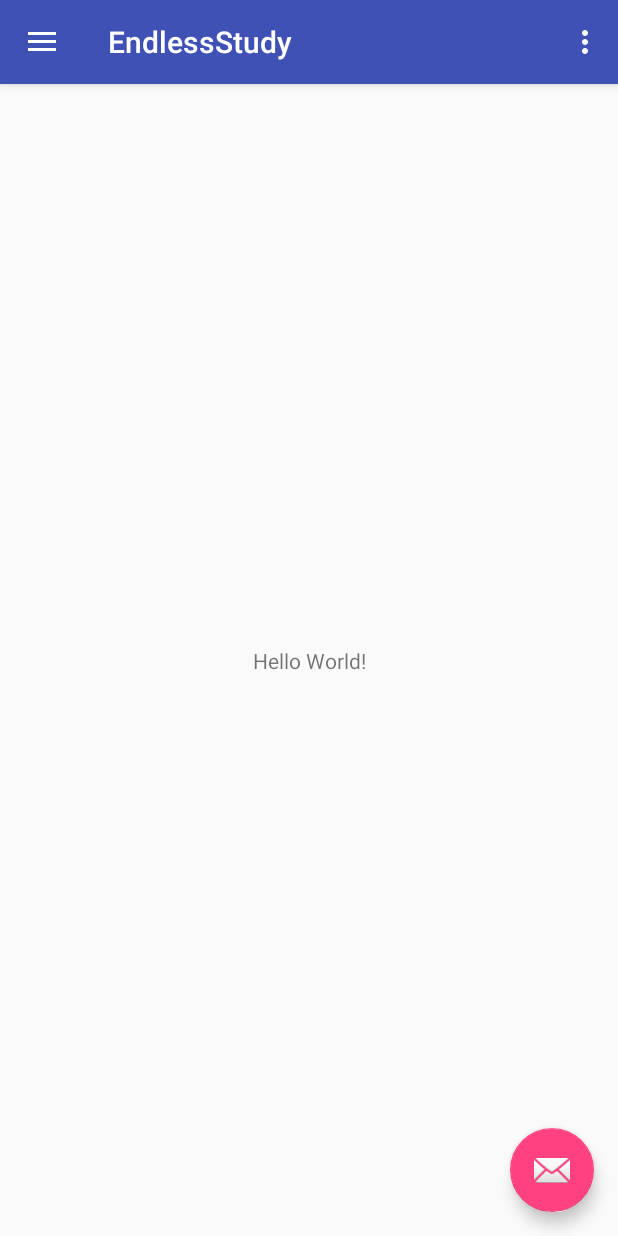
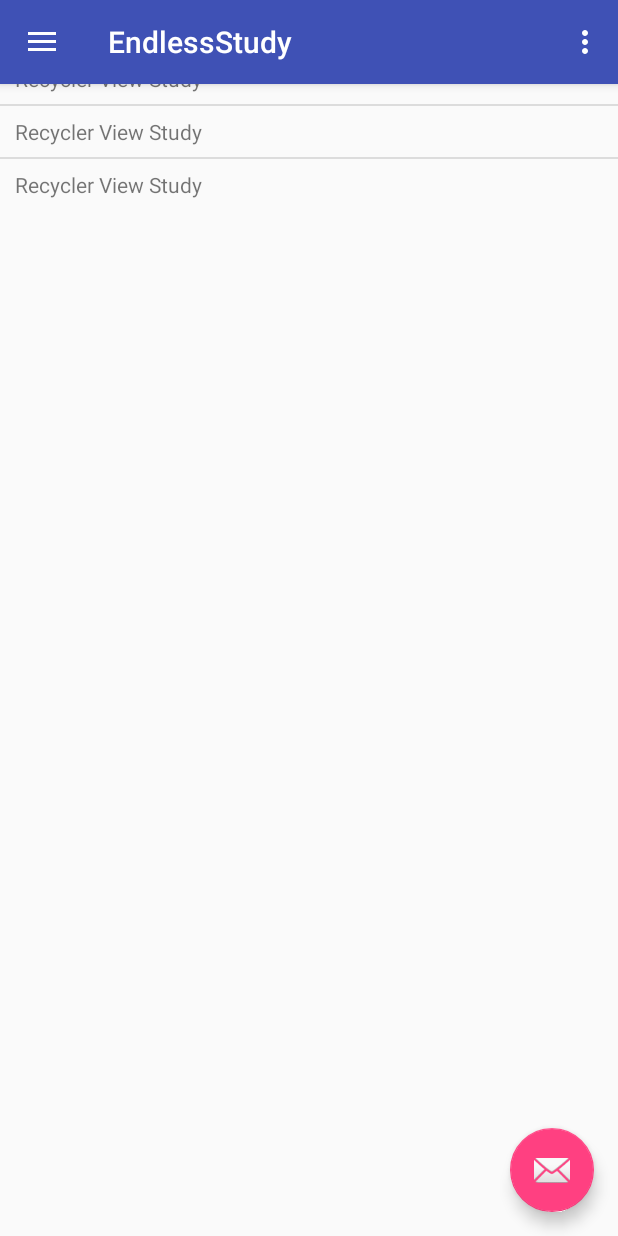
Before and after one commit to zhendless/EndlessStudy, an Android app: the screen it shows after launch (MainActivity), on a phone screen of 412 x 824 dp. Run offline under Robolectric (Android 15) with nearby library versions, the phone set to English and light mode, and no system bars.

Commit message:
add directory for activities. add listView in MainActivity add RecyclerViewStudyActivity, but not finish.

```diff
--- /dev/null
+++ b/app/src/main/java/cn/zhendless/endlessstudy/CrashHandler.kt
@@ -0,0 +1,26 @@
+package cn.zhendless.endlessstudy
+
+import android.util.Log
+
+class CrashHandler private constructor() : Thread.UncaughtExceptionHandler {
+
+    private var mDefaultHandler: Thread.UncaughtExceptionHandler? = null
+
+    fun init() {
+        mDefaultHandler = Thread.getDefaultUncaughtExceptionHandler()
+        Thread.setDefaultUncaughtExceptionHandler(this)
+    }
+
+    override fun uncaughtException(thread: Thread?, throwable: Throwable?) {
+        Log.e(TAG, "CrashHandler -> uncaughtException, throwable = " + throwable.toString())
+    }
+
+    companion object {
+        private val TAG = CrashHandler::class.java.simpleName
+        private val mInstance = CrashHandler()
+        fun getInstance(): CrashHandler {
+            return mInstance
+        }
+    }
+
+}
--- /dev/null
+++ b/app/src/main/java/cn/zhendless/endlessstudy/EndlessStudyApplication.kt
@@ -0,0 +1,22 @@
+package cn.zhendless.endlessstudy
+
+import android.app.Application
+import android.util.Log
+
+class EndlessStudyApplication : Application() {
+
+    override fun onCreate() {
+        super.onCreate()
+        Log.d(TAG, "EndlessStudyApplication -> onCreate()")
+        initTools()
+    }
+
+    fun initTools() {
+        CrashHandler.getInstance().init()
+    }
+
+    companion object {
+        private val TAG = EndlessStudyApplication::class.java.simpleName
+    }
+
+}
--- a/app/src/main/java/cn/zhendless/endlessstudy/MainActivity.kt
+++ b/app/src/main/java/cn/zhendless/endlessstudy/activity/MainActivity.kt
@@ -1,4 +1,4 @@
-package cn.zhendless.endlessstudy
+package cn.zhendless.endlessstudy.activity
 
 import android.content.Intent
 import android.os.Bundle
@@ -9,9 +9,14 @@ import android.support.v7.app.ActionBarDrawerToggle
 import android.support.v7.app.AppCompatActivity
 import android.view.Menu
 import android.view.MenuItem
-import cn.zhendless.utils.QrCodeUtil
+import android.widget.ListView
+import cn.zhendless.endlessstudy.R
+import cn.zhendless.endlessstudy.adapter.StudyContentAdapter
+import cn.zhendless.endlessstudy.bean.StudyContentBean
+import cn.zhendless.endlessstudy.utils.QrCodeUtil
 import kotlinx.android.synthetic.main.activity_main.*
 import kotlinx.android.synthetic.main.app_bar_main.*
+import kotlinx.android.synthetic.main.content_main.*
 
 class MainActivity : AppCompatActivity(), NavigationView.OnNavigationItemSelectedListener {
 
@@ -19,17 +24,18 @@ class MainActivity : AppCompatActivity(), NavigationView.OnNavigationItemSelecte
         super.onCreate(savedInstanceState)
         setContentView(R.layout.activity_main)
         setSupportActionBar(toolbar)
+        initView()
+        initDataList()
+    }
 
+    private fun initView() {
         fab.setOnClickListener { view ->
             Snackbar.make(view, "Replace with your own action", Snackbar.LENGTH_LONG)
                     .setAction("Action", null).show()
         }
-
-        val toggle = ActionBarDrawerToggle(
-                this, drawer_layout, toolbar, R.string.navigation_drawer_open, R.string.navigation_drawer_close)
+        val toggle = ActionBarDrawerToggle(this, drawer_layout, toolbar, R.string.navigation_drawer_open, R.string.navigation_drawer_close)
         drawer_layout.addDrawerListener(toggle)
         toggle.syncState()
-
         nav_view.setNavigationItemSelectedListener(this)
     }
 
@@ -107,4 +113,24 @@ class MainActivity : AppCompatActivity(), NavigationView.OnNavigationItemSelecte
             bitmap.recycle()
         }
     }
+
+    private fun initDataList() {
+        val studyContentList: MutableList<StudyContentBean> = ArrayList()
+        studyContentList.add(getNewStudyContentBean("Recycler View Study", RecyclerViewStudyActivity::class.java))
+        studyContentList.add(getNewStudyContentBean("Recycler View Study", RecyclerViewStudyActivity::class.java))
+        studyContentList.add(getNewStudyContentBean("Recycler View Study", RecyclerViewStudyActivity::class.java))
+        studyContentList.add(getNewStudyContentBean("Recycler View Study", RecyclerViewStudyActivity::class.java))
+        val adapter = StudyContentAdapter()
+
+        findViewById<ListView>(R.id.listView_study_content)
+
+        adapter.setContext(this)
+        adapter.setDataList(studyContentList)
+        adapter.notifyDataSetChanged()
+        listView_study_content.adapter = adapter
+    }
+
+    private fun getNewStudyContentBean(contentName: String, contentClass: Class<*>): StudyContentBean {
+        return StudyContentBean(contentName, contentClass)
+    }
 }
--- a/app/src/main/java/cn/zhendless/endlessstudy/OtherMainActivity.kt
+++ b/app/src/main/java/cn/zhendless/endlessstudy/activity/OtherMainActivity.kt
@@ -1,8 +1,9 @@
-package cn.zhendless.endlessstudy
+package cn.zhendless.endlessstudy.activity
 
 import android.os.Bundle
 import android.support.design.widget.BottomNavigationView
 import android.support.v7.app.AppCompatActivity
+import cn.zhendless.endlessstudy.R
 import kotlinx.android.synthetic.main.activity_main_other.*
 
 class OtherMainActivity : AppCompatActivity() {
--- /dev/null
+++ b/app/src/main/java/cn/zhendless/endlessstudy/activity/RecyclerViewStudyActivity.kt
@@ -0,0 +1,12 @@
+package cn.zhendless.endlessstudy.activity
+
+import android.app.Activity
+import android.os.Bundle
+import cn.zhendless.endlessstudy.R
+
+class RecyclerViewStudyActivity: Activity() {
+    override fun onCreate(savedInstanceState: Bundle?) {
+        super.onCreate(savedInstanceState)
+        setContentView(R.layout.activity_recycler_view_study)
+    }
+}
--- /dev/null
+++ b/app/src/main/java/cn/zhendless/endlessstudy/adapter/StudyContentAdapter.kt
@@ -0,0 +1,67 @@
+package cn.zhendless.endlessstudy.adapter
+
+import android.content.Context
+import android.util.Log
+import android.view.LayoutInflater
+import android.view.View
+import android.view.ViewGroup
+import android.widget.BaseAdapter
+import android.widget.TextView
+import cn.zhendless.endlessstudy.R
+import cn.zhendless.endlessstudy.activity.OtherMainActivity
+import cn.zhendless.endlessstudy.bean.StudyContentBean
+
+class StudyContentAdapter : BaseAdapter() {
+
+    private var mContext: Context? = null
+    private var mStudyContentBeanList: MutableList<StudyContentBean> = ArrayList()
+
+    fun setContext(context: Context) {
+        mContext = context
+    }
+
+    fun setDataList(studyContentBeanList: MutableList<StudyContentBean>) {
+        mStudyContentBeanList = studyContentBeanList
+    }
+
+    override fun getView(position: Int, convertView: View?, parent: ViewGroup?): View? {
+        val holder: ViewHolder
+        var convertView = convertView
+        if (convertView == null) {
+            holder = ViewHolder()
+            convertView = LayoutInflater.from(mContext).inflate(R.layout.list_view_item_study_content, null)
+            holder.mTextViewContent = convertView.findViewById<TextView>(R.id.textView_content_name)
+            convertView.tag = holder
+        } else {
+            holder = convertView.tag as ViewHolder
+        }
+        val studyContentBean = mStudyContentBeanList[position]
+        holder.mTextViewContent!!.text = studyContentBean.mContentName
+        return convertView
+    }
+
+    private class ViewHolder {
+        internal var mTextViewContent: TextView? = null
+    }
+
+    override fun getItem(position: Int): StudyContentBean {
+        if (mStudyContentBeanList.size >= position) {
+            Log.e(TAG, "StudyContentAdapter -> getItem, position out of index!")
+            return StudyContentBean("unknown", OtherMainActivity::class.java)
+        }
+        return mStudyContentBeanList[position]
+    }
+
+    override fun getItemId(position: Int): Long {
+        return position.toLong()
+    }
+
+    override fun getCount(): Int {
+        return mStudyContentBeanList.size
+    }
+
+    companion object {
+        private val TAG = StudyContentAdapter::class.java.simpleName
+    }
+
+}
--- /dev/null
+++ b/app/src/main/java/cn/zhendless/endlessstudy/bean/StudyContentBean.kt
@@ -0,0 +1,12 @@
+package cn.zhendless.endlessstudy.bean
+
+class StudyContentBean constructor(val mContentName: String, val mContentClass: Class<*>){
+
+//    fun getContentName(): String {
+//        return mContentName
+//    }
+//
+//    fun getContentClass(): Class<*>? {
+//        return mContentClass
+//    }
+}
--- a/app/src/main/java/cn/zhendless/utils/QrCodeUtil.java
+++ b/app/src/main/java/cn/zhendless/endlessstudy/utils/QrCodeUtil.java
@@ -1,4 +1,4 @@
-package cn.zhendless.utils;
+package cn.zhendless.endlessstudy.utils;
 
 import android.graphics.Bitmap;
 import android.graphics.Color;
--- a/app/src/main/java/cn/zhendless/utils/RegexUtil.java
+++ b/app/src/main/java/cn/zhendless/endlessstudy/utils/RegexUtil.java
@@ -1,4 +1,4 @@
-package cn.zhendless.utils;
+package cn.zhendless.endlessstudy.utils;
 
 import java.util.regex.Pattern;
 
--- a/app/src/main/java/cn/zhendless/utils/ScreenUtils.java
+++ b/app/src/main/java/cn/zhendless/endlessstudy/utils/ScreenUtils.java
@@ -1,4 +1,4 @@
-package cn.zhendless.utils;
+package cn.zhendless.endlessstudy.utils;
 
 import android.app.Activity;
 import android.graphics.Bitmap;
--- a/app/src/main/res/layout/activity_main_other.xml
+++ b/app/src/main/res/layout/activity_main_other.xml
@@ -5,7 +5,7 @@
     android:id="@+id/container"
     android:layout_width="match_parent"
     android:layout_height="match_parent"
-    tools:context="cn.zhendless.endlessstudy.OtherMainActivity">
+    tools:context="cn.zhendless.endlessstudy.activity.OtherMainActivity">
 
     <TextView
         android:id="@+id/message"
--- /dev/null
+++ b/app/src/main/res/layout/activity_recycler_view_study.xml
@@ -0,0 +1,13 @@
+<?xml version="1.0" encoding="utf-8"?>
+<android.support.constraint.ConstraintLayout
+    xmlns:android="http://schemas.android.com/apk/res/android"
+    android:layout_width="match_parent"
+    android:layout_height="match_parent">
+
+    <TextView
+        android:layout_width="wrap_content"
+        android:layout_height="wrap_content"
+        android:text="Recycler View Study Activity!"
+         />
+
+</android.support.constraint.ConstraintLayout>
--- a/app/src/main/res/layout/app_bar_main.xml
+++ b/app/src/main/res/layout/app_bar_main.xml
@@ -4,7 +4,7 @@
     xmlns:tools="http://schemas.android.com/tools"
     android:layout_width="match_parent"
     android:layout_height="match_parent"
-    tools:context="cn.zhendless.endlessstudy.MainActivity">
+    tools:context="cn.zhendless.endlessstudy.activity.MainActivity">
 
     <android.support.design.widget.AppBarLayout
         android:layout_width="match_parent"
--- a/app/src/main/res/layout/content_main.xml
+++ b/app/src/main/res/layout/content_main.xml
@@ -1,20 +1,6 @@
 <?xml version="1.0" encoding="utf-8"?>
-<android.support.constraint.ConstraintLayout xmlns:android="http://schemas.android.com/apk/res/android"
-    xmlns:app="http://schemas.android.com/apk/res-auto"
-    xmlns:tools="http://schemas.android.com/tools"
+
+<ListView xmlns:android="http://schemas.android.com/apk/res/android"
+    android:id="@+id/listView_study_content"
     android:layout_width="match_parent"
-    android:layout_height="match_parent"
-    app:layout_behavior="@string/appbar_scrolling_view_behavior"
-    tools:context="cn.zhendless.endlessstudy.MainActivity"
-    tools:showIn="@layout/app_bar_main">
-
-    <TextView
-        android:layout_width="wrap_content"
-        android:layout_height="wrap_content"
-        android:text="Hello World!"
-        app:layout_constraintBottom_toBottomOf="parent"
-        app:layout_constraintLeft_toLeftOf="parent"
-        app:layout_constraintRight_toRightOf="parent"
-        app:layout_constraintTop_toTopOf="parent" />
-
-</android.support.constraint.ConstraintLayout>
+    android:layout_height="wrap_content" />
--- /dev/null
+++ b/app/src/main/res/layout/list_view_item_study_content.xml
@@ -0,0 +1,16 @@
+<?xml version="1.0" encoding="utf-8"?>
+<LinearLayout xmlns:android="http://schemas.android.com/apk/res/android"
+    android:layout_width="match_parent"
+    android:layout_height="match_parent"
+    android:orientation="vertical"
+    android:paddingBottom="7dp"
+    android:paddingLeft="10dp"
+    android:paddingRight="10dp"
+    android:paddingTop="7dp">
+
+    <TextView
+        android:id="@+id/textView_content_name"
+        android:layout_width="wrap_content"
+        android:layout_height="wrap_content" />
+
+</LinearLayout>
```
Also changed, not shown: app/src/main/AndroidManifest.xml (+9 -5 lines), 1 other file.
